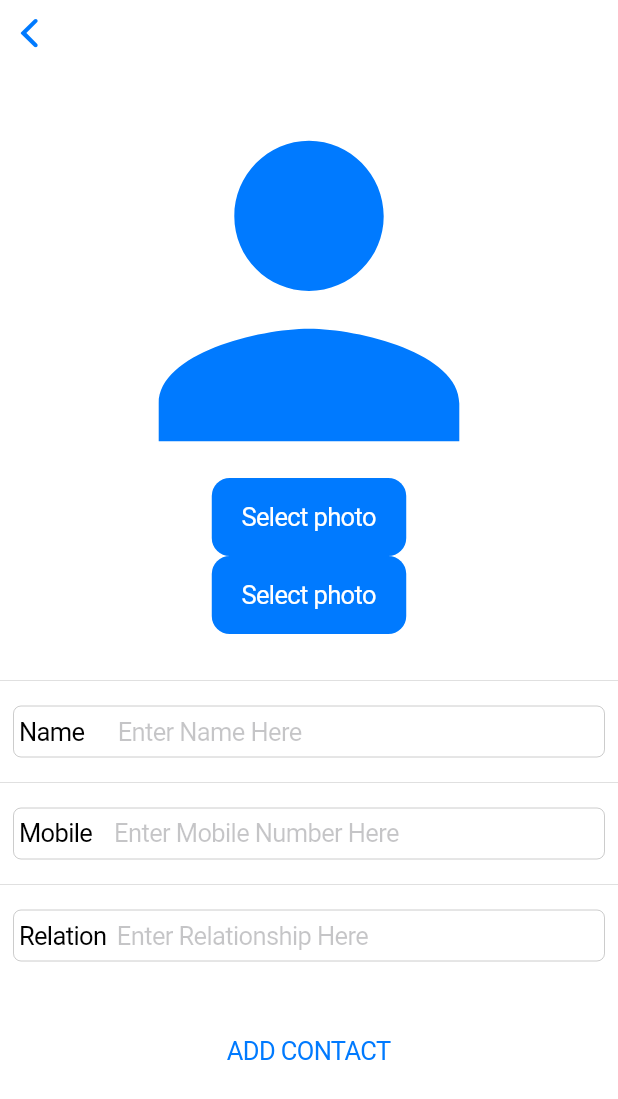
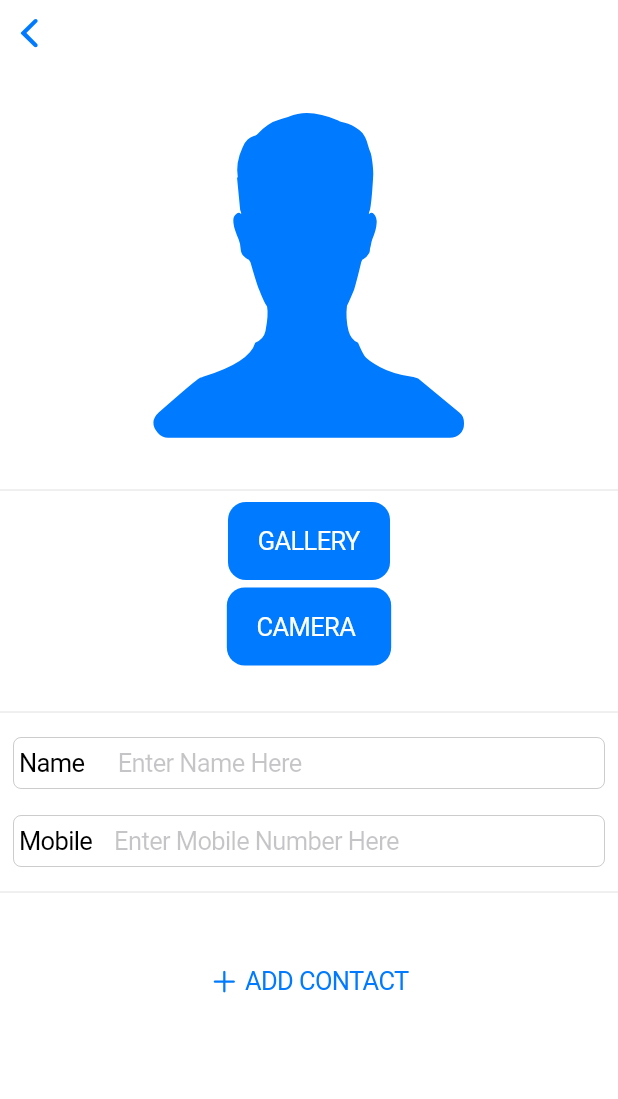
Before and after one commit to canglobe/appley, a Flutter app: the AddContact screen opened directly, on a phone screen of 412 x 824 dp. Shown: the top 1099 px of the screen. Run offline on Flutter 3.47's test engine with Material 2 defaults, Android fonts, the light colour scheme and no system bars; our stand-ins replace hive, hive_flutter, image_picker; accounts and stored records are empty.

Commit message:
commit 17.04.23

```diff
--- a/lib/main.dart
+++ b/lib/main.dart
@@ -35,6 +35,6 @@ class _MyappState extends State<Myapp> {
     return CupertinoApp(
       debugShowCheckedModeBanner: false,
       home: Myappley(),
-    );
+     );
   }
 }
--- a/lib/model/contacts.dart
+++ b/lib/model/contacts.dart
@@ -13,13 +13,9 @@ class Contacts extends HiveObject {
   @HiveField(2)
   late int number;
 
-  @HiveField(3)
-  late String relative;
-
   Contacts({
-    required String imagepath,
-    required String name,
-    required int number,
-    relative = '',
+    required this.imagepath,
+    required this.name,
+    required this.number,
   });
 }
--- a/lib/widget/addpage.dart
+++ b/lib/widget/addpage.dart
@@ -24,7 +24,6 @@ class AddContact extends StatefulWidget {
 class _AddContactState extends State<AddContact> {
   final namecontroller = TextEditingController();
   final numbercontroller = TextEditingController();
-  final relationcontroller = TextEditingController();
 
   Io.File? image;
   @override
@@ -50,20 +49,24 @@ class _AddContactState extends State<AddContact> {
                   : SizedBox(
                       height: device_height / 3,
                       child: Icon(
-                        Icons.person,
-                        size: 300,
+                        CupertinoIcons.person_alt,
+                        size: 270,
                       ),
                     ),
               //--------------------------------------------------------------
+              Divider(),
               Column(
                 children: [
                   CupertinoButton.filled(
-                      child: Text("Select photo"),
+                      child: Text("GALLERY"),
                       onPressed: () {
                         pickImage();
                       }),
+                  SizedBox(
+                    height: 5,
+                  ),
                   CupertinoButton.filled(
-                      child: Text("Select photo"),
+                      child: Text("CAMERA "),
                       onPressed: () {
                         // pickImage();
                         pickCamera();
@@ -86,7 +89,6 @@ class _AddContactState extends State<AddContact> {
               ),
 
               //------------------------------------------------------------
-              Divider(),
 
               Padding(
                 padding: const EdgeInsets.all(9),
@@ -97,24 +99,8 @@ class _AddContactState extends State<AddContact> {
                   keyboardType: TextInputType.phone,
                 ),
               ),
-
+              Divider(),
               //-----------------------------------------------------------
-              Column(
-                crossAxisAlignment: CrossAxisAlignment.start,
-                children: [
-                  // Text("  Enter Relationship Here"),
-                  Divider(),
-                  Padding(
-                    padding: const EdgeInsets.all(9),
-                    child: CupertinoTextField(
-                      prefix: Text(" Relation"),
-                      controller: relationcontroller,
-                      placeholder: "Enter Relationship Here",
-                      keyboardType: TextInputType.text,
-                    ),
-                  ),
-                ],
-              ),
 
               SizedBox(
                 height: 25,
@@ -122,14 +108,22 @@ class _AddContactState extends State<AddContact> {
               //---------------------------------------------------------------
 
               CupertinoButton(
-                  child: Text("ADD CONTACT"),
+                  child: Row(
+                    mainAxisAlignment: MainAxisAlignment.center,
+                    children: [
+                      Icon(
+                        CupertinoIcons.add,
+                      ),
+                      Text(" ADD CONTACT"),
+                    ],
+                  ),
                   onPressed: () {
                     _copyImage(namecontroller.text.trim());
                     addContact(
-                        image!.path,
-                        namecontroller.text.trim(),
-                        int.parse(numbercontroller.text.trim()),
-                        relationcontroller.text.trim());
+                      image!.path,
+                      namecontroller.text.trim(),
+                      int.parse(numbercontroller.text.trim()),
+                    );
                     popout();
                   }),
               SizedBox(
@@ -194,12 +188,15 @@ class _AddContactState extends State<AddContact> {
   }
 
   // Add the Contact in Hive Object
-  addContact(String imagepath, String name, int phonenumber, String relation) {
+  addContact(
+    String imagepath,
+    String name,
+    int phonenumber,
+  ) {
     final contacts = Contacts(
       imagepath: imagepath,
       name: name,
       number: phonenumber,
-      relative: relation,
     );
 
     final box = Boxes.getContacts();
--- a/lib/widget/home.dart
+++ b/lib/widget/home.dart
@@ -115,7 +115,6 @@ class _MyappleyState extends State<Myappley> {
   ) {
     contacts.name = name;
     contacts.number = phonenumber;
-    contacts.relative = relationship;
 
     contacts.save();
   }
--- a/pubspec.yaml
+++ b/pubspec.yaml
@@ -16,6 +16,9 @@ dependencies:
   hive: ^2.0.3
   hive_flutter: ^1.0.0
   image: ^4.0.15
+  flutter_dialpad: ^1.0.5
+  intl: ^0.18.0
+
 
 dev_dependencies:
   flutter_test:
```
Also changed, not shown: lib/model/contacts.g.dart, pubspec.lock.
